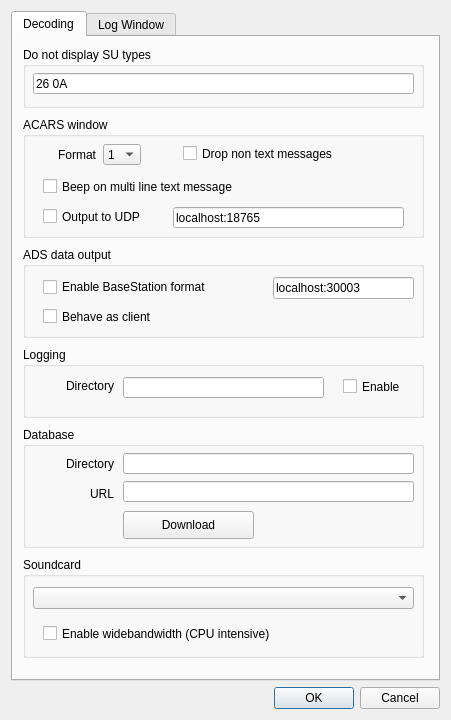
Qt form JAERO/gui_classes/settingsdialog.ui (jontio/JAERO) before a commit.
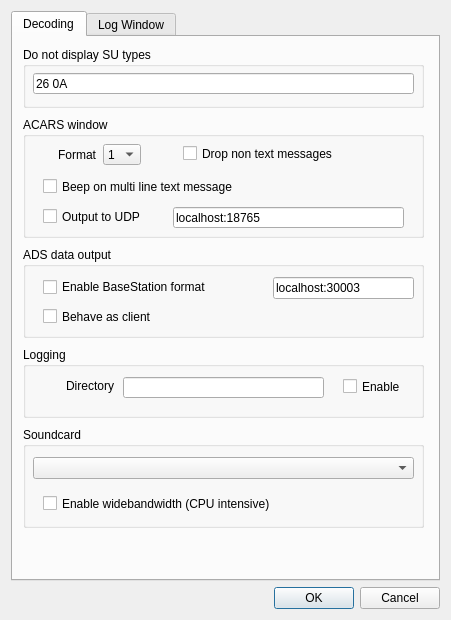
The same form after that commit. Icons and pictures are not drawn.

The edit to the form file:
```diff
--- a/JAERO/gui_classes/settingsdialog.ui
+++ b/JAERO/gui_classes/settingsdialog.ui
@@ -7,7 +7,7 @@
     <x>0</x>
     <y>0</y>
     <width>451</width>
-    <height>720</height>
+    <height>620</height>
    </rect>
   </property>
   <property name="sizePolicy">
@@ -19,13 +19,13 @@
   <property name="minimumSize">
    <size>
     <width>451</width>
-    <height>720</height>
+    <height>620</height>
    </size>
   </property>
   <property name="maximumSize">
    <size>
     <width>451</width>
-    <height>720</height>
+    <height>620</height>
    </size>
   </property>
   <property name="windowTitle">
@@ -206,7 +206,7 @@
        <property name="geometry">
         <rect>
          <x>10</x>
-         <y>520</y>
+         <y>390</y>
          <width>401</width>
          <height>101</height>
         </rect>
@@ -302,118 +302,6 @@
         </property>
        </widget>
       </widget>
-      <widget class="QGroupBox" name="groupBox_7">
-       <property name="geometry">
-        <rect>
-         <x>10</x>
-         <y>390</y>
-         <width>401</width>
-         <height>121</height>
-        </rect>
-       </property>
-       <property name="title">
-        <string>Database</string>
-       </property>
-       <widget class="QLineEdit" name="lineEditplanesfolder">
-        <property name="geometry">
-         <rect>
-          <x>100</x>
-          <y>26</y>
-          <width>291</width>
-          <height>21</height>
-         </rect>
-        </property>
-        <property name="toolTip">
-         <string>&lt;html&gt;&lt;head/&gt;&lt;body&gt;&lt;p&gt;Plane images are stored as {AES}.png or {AES}.jpg and database as aircrafts_dump.db in this folder.&lt;/p&gt;&lt;/body&gt;&lt;/html&gt;</string>
-        </property>
-       </widget>
-       <widget class="QLabel" name="label_10">
-        <property name="geometry">
-         <rect>
-          <x>10</x>
-          <y>24</y>
-          <width>81</width>
-          <height>25</height>
-         </rect>
-        </property>
-        <property name="minimumSize">
-         <size>
-          <width>0</width>
-          <height>25</height>
-         </size>
-        </property>
-        <property name="maximumSize">
-         <size>
-          <width>16777215</width>
-          <height>25</height>
-         </size>
-        </property>
-        <property name="text">
-         <string>Directory</string>
-        </property>
-        <property name="alignment">
-         <set>Qt::AlignRight|Qt::AlignTrailing|Qt::AlignVCenter</set>
-        </property>
-       </widget>
-       <widget class="QLineEdit" name="lineEditDBURL">
-        <property name="geometry">
-         <rect>
-          <x>100</x>
-          <y>54</y>
-          <width>291</width>
-          <height>21</height>
-         </rect>
-        </property>
-        <property name="toolTip">
-         <string>&lt;html&gt;&lt;head/&gt;&lt;body&gt;&lt;p&gt;URL where to download the latest database file dump in CSV format.&lt;/p&gt;&lt;/body&gt;&lt;/html&gt;</string>
-        </property>
-       </widget>
-       <widget class="QLabel" name="label_11">
-        <property name="geometry">
-         <rect>
-          <x>10</x>
-          <y>54</y>
-          <width>81</width>
-          <height>25</height>
-         </rect>
-        </property>
-        <property name="minimumSize">
-         <size>
-          <width>0</width>
-          <height>25</height>
-         </size>
-        </property>
-        <property name="maximumSize">
-         <size>
-          <width>16777215</width>
-          <height>25</height>
-         </size>
-        </property>
-        <property name="text">
-         <string>URL</string>
-        </property>
-        <property name="alignment">
-         <set>Qt::AlignRight|Qt::AlignTrailing|Qt::AlignVCenter</set>
-        </property>
-       </widget>
-       <widget class="QPushButton" name="pushButtonDownloadDB">
-        <property name="geometry">
-         <rect>
-          <x>100</x>
-          <y>84</y>
-          <width>131</width>
-          <height>28</height>
-         </rect>
-        </property>
-        <property name="text">
-         <string>Download</string>
-        </property>
-        <property name="icon">
-         <iconset resource="../jaero.qrc">
-          <normaloff>:/images/globe.svg</normaloff>:/images/globe.svg</iconset>
-        </property>
-       </widget>
-      </widget>
       <widget class="QGroupBox" name="groupBox_2">
        <property name="geometry">
         <rect>
```
Left out of the diff: 4 changed lines with no effect on the pictures.
